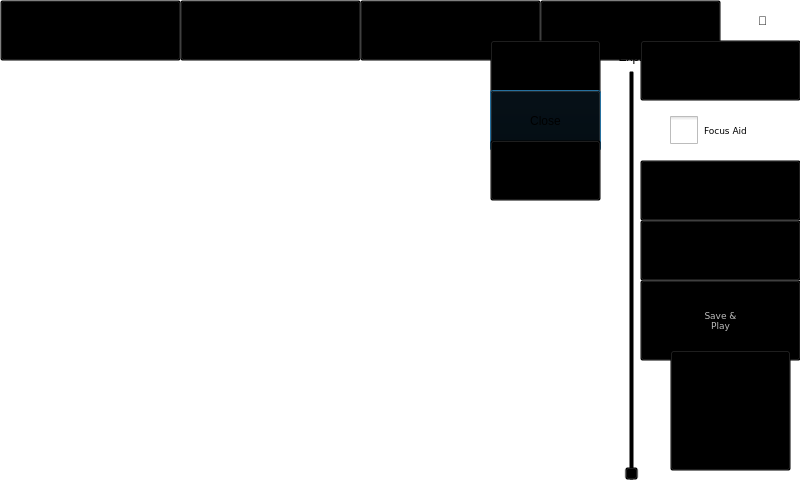
The window that src/cammainwindow.ui (krontech/chronos-cam-app) describes before a commit, drawn with Qt 5.
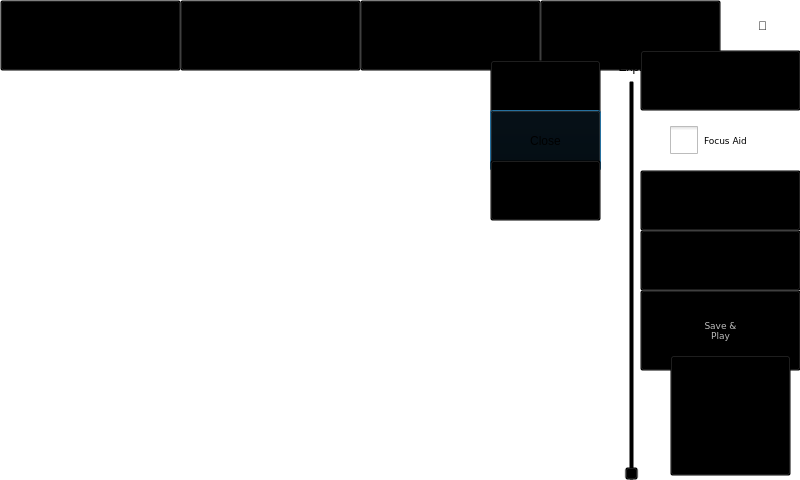
The same window after the commit. Icons and pictures are not drawn.

Commit message: Fix black cal message box buttons being teeny-tiny. Fixed title overflowing. (I had to make it shorter.) Fixed black cal button being off-screen to the right.

The edit to the form file:
```diff
--- a/src/cammainwindow.ui
+++ b/src/cammainwindow.ui
@@ -327,7 +327,7 @@
    <property name="geometry">
     <rect>
      <x>490</x>
-     <y>90</y>
+     <y>110</y>
      <width>111</width>
      <height>61</height>
     </rect>
@@ -340,7 +340,7 @@
    <property name="geometry">
     <rect>
      <x>490</x>
-     <y>140</y>
+     <y>160</y>
      <width>111</width>
      <height>61</height>
     </rect>
@@ -381,7 +381,7 @@
    <property name="geometry">
     <rect>
      <x>490</x>
-     <y>40</y>
+     <y>60</y>
      <width>111</width>
      <height>61</height>
     </rect>
@@ -396,7 +396,7 @@
      <x>0</x>
      <y>0</y>
      <width>801</width>
-     <height>61</height>
+     <height>71</height>
     </rect>
    </property>
    <widget class="QPushButton" name="cmdIOSettings">
@@ -405,7 +405,7 @@
       <x>0</x>
       <y>0</y>
       <width>181</width>
-      <height>61</height>
+      <height>71</height>
      </rect>
     </property>
     <property name="font">
@@ -427,7 +427,7 @@
       <x>180</x>
       <y>0</y>
       <width>181</width>
-      <height>61</height>
+      <height>71</height>
      </rect>
     </property>
     <property name="font">
@@ -449,7 +449,7 @@
       <x>360</x>
       <y>0</y>
       <width>181</width>
-      <height>61</height>
+      <height>71</height>
      </rect>
     </property>
     <property name="font">
@@ -471,7 +471,7 @@
       <x>540</x>
       <y>0</y>
       <width>181</width>
-      <height>61</height>
+      <height>71</height>
      </rect>
     </property>
     <property name="font">
@@ -493,7 +493,7 @@
       <x>0</x>
       <y>0</y>
       <width>801</width>
-      <height>41</height>
+      <height>51</height>
      </rect>
     </property>
    </widget>
@@ -503,7 +503,7 @@
       <x>722</x>
       <y>0</y>
       <width>81</width>
-      <height>41</height>
+      <height>51</height>
      </rect>
     </property>
     <property name="text">
@@ -524,9 +524,9 @@
    <property name="geometry">
     <rect>
      <x>550</x>
-     <y>40</y>
+     <y>50</y>
      <width>251</width>
-     <height>442</height>
+     <height>431</height>
     </rect>
    </property>
    <widget class="QPushButton" name="cmdFPNCal">
@@ -689,7 +689,7 @@
     <property name="geometry">
      <rect>
       <x>120</x>
-      <y>310</y>
+      <y>305</y>
       <width>121</width>
       <height>121</height>
      </rect>
@@ -716,7 +716,7 @@
       <x>10</x>
       <y>30</y>
       <width>143</width>
-      <height>411</height>
+      <height>401</height>
      </rect>
     </property>
     <property name="sizePolicy">
```
Left out of the diff: 14 changed lines with no effect on the pictures. The commit also changes 6 other files.
